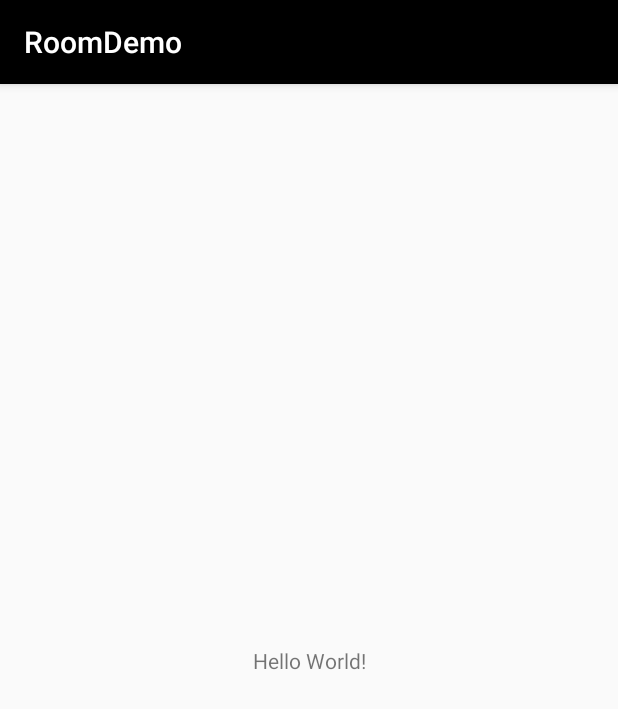
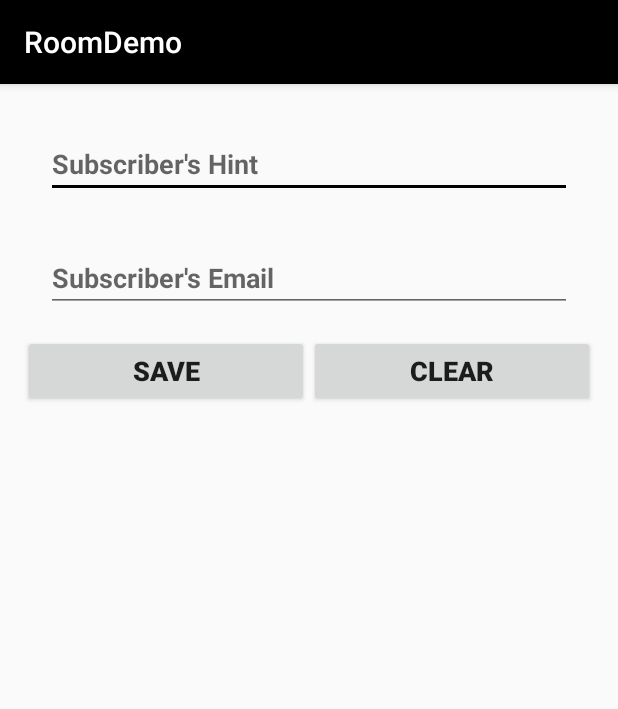
Before and after one commit to Pranav-794/RoomDemo, an Android app: the screen it shows after launch (MainActivity), on a phone screen of 412 x 824 dp. Shown: the top 709 px of the screen. Run offline under Robolectric (Android 15) with nearby library versions, the phone set to English and light mode, and no system bars.

Commit message:
feat: creating basic ui screen

```diff
--- a/app/build.gradle
+++ b/app/build.gradle
@@ -51,6 +51,9 @@ dependencies {
     implementation 'org.jetbrains.kotlinx:kotlinx-coroutines-core:1.4.2'
     implementation 'org.jetbrains.kotlinx:kotlinx-coroutines-android:1.4.2'
 
+    // recycler view
+    implementation 'androidx.recyclerview:recyclerview:1.1.0'
+
     implementation fileTree(dir: "libs", include: ["*.jar"])
     implementation "org.jetbrains.kotlin:kotlin-stdlib:$kotlin_version"
     implementation 'androidx.core:core-ktx:1.3.1'
--- a/app/src/main/res/layout/activity_main.xml
+++ b/app/src/main/res/layout/activity_main.xml
@@ -1,18 +1,62 @@
 <?xml version="1.0" encoding="utf-8"?>
-<androidx.constraintlayout.widget.ConstraintLayout xmlns:android="http://schemas.android.com/apk/res/android"
+<LinearLayout xmlns:android="http://schemas.android.com/apk/res/android"
     xmlns:app="http://schemas.android.com/apk/res-auto"
     xmlns:tools="http://schemas.android.com/tools"
     android:layout_width="match_parent"
     android:layout_height="match_parent"
-    tools:context=".MainActivity">
+    android:layout_margin="15dp"
+    android:orientation="vertical"
+    tools:context=".MainActivity" >
 
-    <TextView
-        android:layout_width="wrap_content"
+    <EditText
+        android:id="@+id/name_text"
+        android:layout_width="match_parent"
         android:layout_height="wrap_content"
-        android:text="Hello World!"
-        app:layout_constraintBottom_toBottomOf="parent"
-        app:layout_constraintLeft_toLeftOf="parent"
-        app:layout_constraintRight_toRightOf="parent"
-        app:layout_constraintTop_toTopOf="parent" />
+        android:layout_margin="15dp"
+        android:layout_marginBottom="5dp"
+        android:ems="10"
+        android:hint="Subscriber's Hint"
+        android:inputType="textPersonName"
+        android:textStyle="bold" />
+    <EditText
+        android:id="@+id/email_text"
+        android:layout_width="match_parent"
+        android:layout_height="wrap_content"
+        android:layout_margin="15dp"
+        android:layout_marginBottom="5dp"
+        android:layout_marginTop="10dp"
+        android:ems="10"
+        android:hint="Subscriber's Email"
+        android:inputType="textPersonName"
+        android:textStyle="bold" />
 
-</androidx.constraintlayout.widget.ConstraintLayout>
+    <LinearLayout
+        android:layout_width="match_parent"
+        android:layout_height="wrap_content"
+        android:orientation="horizontal">
+
+        <Button
+            android:id="@+id/save_or_update_button"
+            android:layout_width="wrap_content"
+            android:layout_height="wrap_content"
+            android:layout_weight="1"
+            android:text="SAVE"
+            android:textSize="18sp"
+            android:textStyle="bold" />
+
+        <Button
+            android:id="@+id/clear_all_button"
+            android:layout_width="wrap_content"
+            android:layout_height="wrap_content"
+            android:layout_weight="1"
+            android:text="CLEAR"
+            android:textSize="18sp"
+            android:textStyle="bold" />
+    </LinearLayout>
+
+    <androidx.recyclerview.widget.RecyclerView
+        android:id="@+id/subscriber_recyclerview"
+        android:layout_margin="5dp"
+        android:layout_width="match_parent"
+        android:layout_height="wrap_content" />
+</LinearLayout>
```
